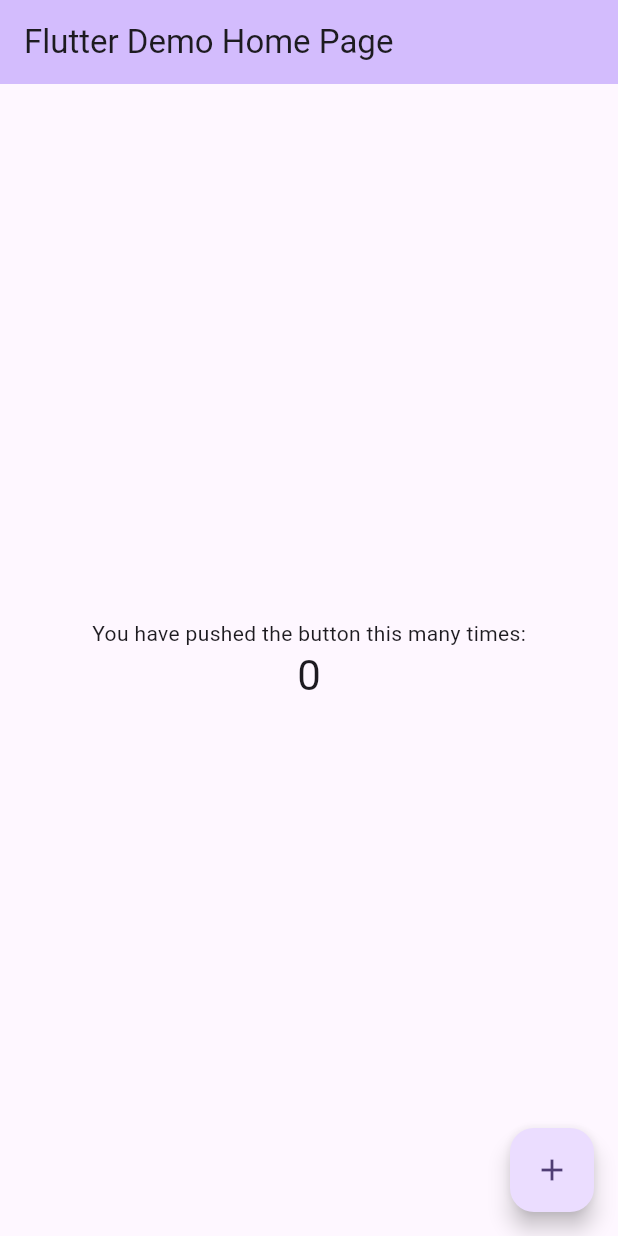
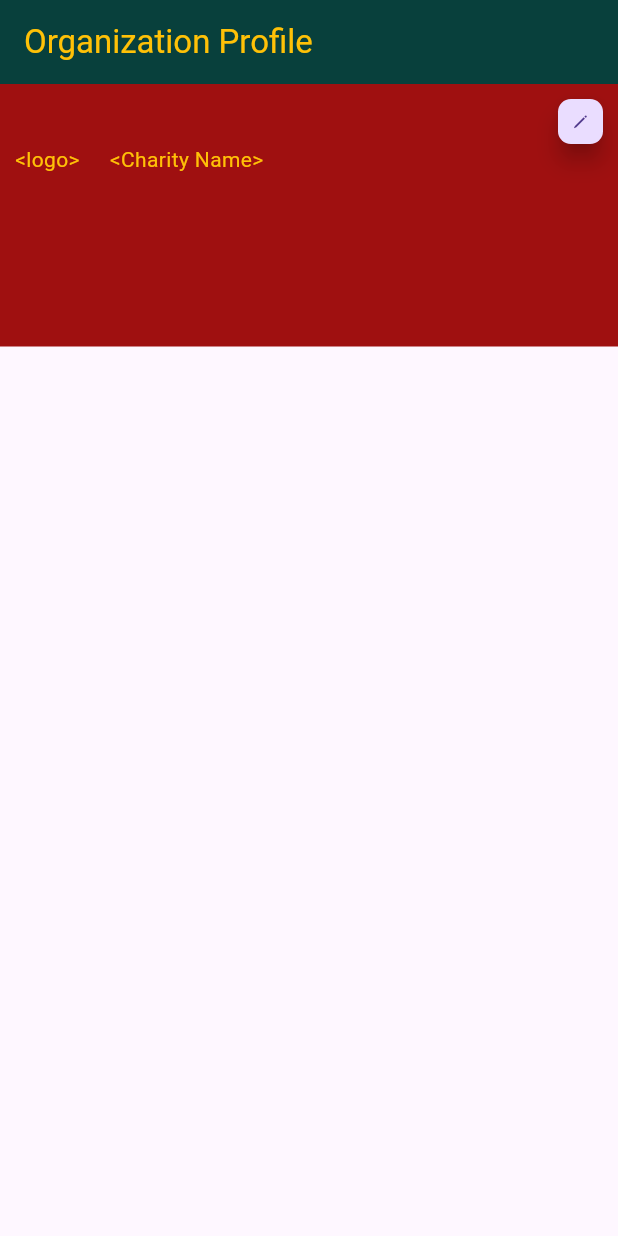
Before and after one commit to Jajabeenka/Elgives, a Flutter app: the screen it shows after launch, on a phone screen of 412 x 824 dp. Run offline on Flutter 3.47's test engine with Material 3 defaults, Android fonts, the phone set to English and light mode, and no system bars.

Commit message:
added layout for the organization profile page and the edit button

```diff
--- a/lib/main.dart
+++ b/lib/main.dart
@@ -1,125 +1,9 @@
 import 'package:flutter/material.dart';
+import 'org_profile.dart';
 
 void main() {
-  runApp(const MyApp());
+  runApp(const MaterialApp(
+    title: 'Organization Profile',
+    home: OrgProfile(),
+  ));
 }
-
-class MyApp extends StatelessWidget {
-  const MyApp({super.key});
-
-  // This widget is the root of your application.
-  @override
-  Widget build(BuildContext context) {
-    return MaterialApp(
-      title: 'Flutter Demo',
-      theme: ThemeData(
-        // This is the theme of your application.
-        //
-        // TRY THIS: Try running your application with "flutter run". You'll see
-        // the application has a purple toolbar. Then, without quitting the app,
-        // try changing the seedColor in the colorScheme below to Colors.green
-        // and then invoke "hot reload" (save your changes or press the "hot
-        // reload" button in a Flutter-supported IDE, or press "r" if you used
-        // the command line to start the app).
-        //
-        // Notice that the counter didn't reset back to zero; the application
-        // state is not lost during the reload. To reset the state, use hot
-        // restart instead.
-        //
-        // This works for code too, not just values: Most code changes can be
-        // tested with just a hot reload.
-        colorScheme: ColorScheme.fromSeed(seedColor: Colors.deepPurple),
-        useMaterial3: true,
-      ),
-      home: const MyHomePage(title: 'Flutter Demo Home Page'),
-    );
-  }
-}
-
-class MyHomePage extends StatefulWidget {
-  const MyHomePage({super.key, required this.title});
-
-  // This widget is the home page of your application. It is stateful, meaning
-  // that it has a State object (defined below) that contains fields that affect
-  // how it looks.
-
-  // This class is the configuration for the state. It holds the values (in this
-  // case the title) provided by the parent (in this case the App widget) and
-  // used by the build method of the State. Fields in a Widget subclass are
-  // always marked "final".
-
-  final String title;
-
-  @override
-  State<MyHomePage> createState() => _MyHomePageState();
-}
-
-class _MyHomePageState extends State<MyHomePage> {
-  int _counter = 0;
-
-  void _incrementCounter() {
-    setState(() {
-      // This call to setState tells the Flutter framework that something has
-      // changed in this State, which causes it to rerun the build method below
-      // so that the display can reflect the updated values. If we changed
-      // _counter without calling setState(), then the build method would not be
-      // called again, and so nothing would appear to happen.
-      _counter++;
-    });
-  }
-
-  @override
-  Widget build(BuildContext context) {
-    // This method is rerun every time setState is called, for instance as done
-    // by the _incrementCounter method above.
-    //
-    // The Flutter framework has been optimized to make rerunning build methods
-    // fast, so that you can just rebuild anything that needs updating rather
-    // than having to individually change instances of widgets.
-    return Scaffold(
-      appBar: AppBar(
-        // TRY THIS: Try changing the color here to a specific color (to
-        // Colors.amber, perhaps?) and trigger a hot reload to see the AppBar
-        // change color while the other colors stay the same.
-        backgroundColor: Theme.of(context).colorScheme.inversePrimary,
-        // Here we take the value from the MyHomePage object that was created by
-        // the App.build method, and use it to set our appbar title.
-        title: Text(widget.title),
-      ),
-      body: Center(
-        // Center is a layout widget. It takes a single child and positions it
-        // in the middle of the parent.
-        child: Column(
-          // Column is also a layout widget. It takes a list of children and
-          // arranges them vertically. By default, it sizes itself to fit its
-          // children horizontally, and tries to be as tall as its parent.
-          //
-          // Column has various properties to control how it sizes itself and
-          // how it positions its children. Here we use mainAxisAlignment to
-          // center the children vertically; the main axis here is the vertical
-          // axis because Columns are vertical (the cross axis would be
-          // horizontal).
-          //
-          // TRY THIS: Invoke "debug painting" (choose the "Toggle Debug Paint"
-          // action in the IDE, or press "p" in the console), to see the
-          // wireframe for each widget.
-          mainAxisAlignment: MainAxisAlignment.center,
-          children: <Widget>[
-            const Text(
-              'You have pushed the button this many times:',
-            ),
-            Text(
-              '$_counter',
-              style: Theme.of(context).textTheme.headlineMedium,
-            ),
-          ],
-        ),
-      ),
-      floatingActionButton: FloatingActionButton(
-        onPressed: _incrementCounter,
-        tooltip: 'Increment',
-        child: const Icon(Icons.add),
-      ), // This trailing comma makes auto-formatting nicer for build methods.
-    );
-  }
-}
--- /dev/null
+++ b/lib/org_profile.dart
@@ -0,0 +1,65 @@
+import 'package:flutter/cupertino.dart';
+import 'package:flutter/material.dart';
+import 'package:flutter/widgets.dart';
+
+class OrgProfile extends StatelessWidget {
+
+  const OrgProfile({super.key});
+
+  @override
+  Widget build(BuildContext context) {
+    return Scaffold(
+      appBar: AppBar(
+        title: const Text('Organization Profile',
+              style: TextStyle(color: Color(0xFFFFC107)),
+              ),
+        backgroundColor: const Color.fromARGB(255, 8, 64, 60),
+      ),
+      body: Column(
+        children: [
+          SingleChildScrollView(
+            child: Container(
+              color: const Color(0xFF9F1010),
+              padding: const EdgeInsets.all(10.0),
+              width: MediaQuery.of(context).size.width,
+              height: 175.0,
+              child: const Column(
+                children: [
+                  //edit button
+                  Align(
+                    alignment: Alignment.topRight,
+                    child: SizedBox(
+                      width: 30.0,
+                      height: 30.0,
+                      child: FittedBox(
+                        child: FloatingActionButton(
+                          onPressed: null,
+                          child: Icon(CupertinoIcons.pencil)
+                        ),
+                      ),
+                    )
+                  ),
+                  Row(
+                    children: [
+                      Text('<logo>', style: TextStyle(color: Color(0xFFFFC107))),
+                      SizedBox(width: 20.0),
+                      Text('<Charity Name>', style: TextStyle(color: Color(0xFFFFC107))),
+                    ],)
+                ],
+              ),
+            )
+          )
+        ],
+      ),
+
+    );
+  }
+}
+
+
+// child: ElevatedButton(
+        //   child: const Text('Go to Second route'),
+        //     onPressed: () {
+        //     // Navigate to second route
+        //     },
+        //   ),
```
